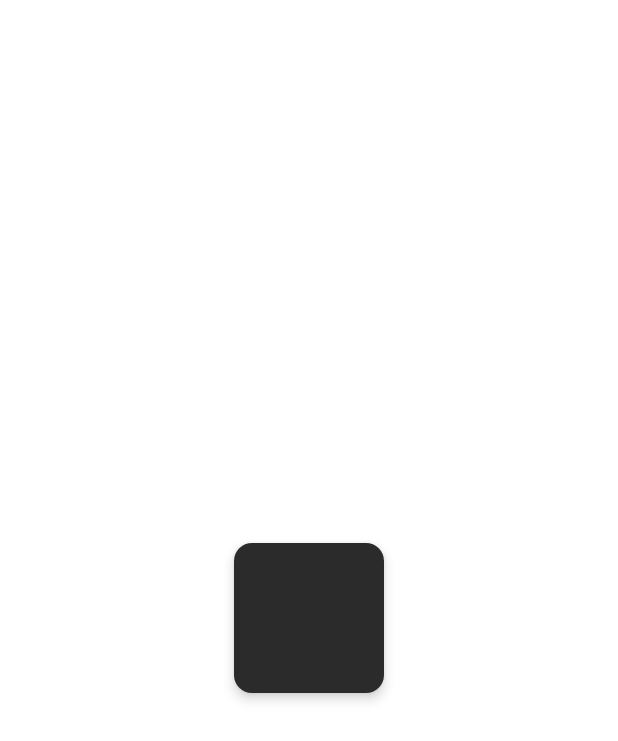
After one commit to NewdealDev1Team/DDUBUCK, an Android app: the layout share_select_item.xml on its own in the app's theme, with its tools: preview values and no code run, on a phone screen of 412 x 824 dp. The commit adds this screen. Shown: the top 741 px of the screen. Run offline under Robolectric (Android 15) with nearby library versions, the light colour scheme and no system bars; Roboto replaces fonts that are not available here.

Commit message:
add share item select feature

```diff
--- a/DDUBUCK/app/build.gradle
+++ b/DDUBUCK/app/build.gradle
@@ -90,6 +90,7 @@ dependencies {
 
     //noinspection GradleCompatible
     //
+
     implementation 'com.burhanrashid52:photoeditor:1.1.1'
     implementation 'com.android.support:design:28.0.0'
     testImplementation 'junit:junit:4.+'
--- a/DDUBUCK/app/src/main/AndroidManifest.xml
+++ b/DDUBUCK/app/src/main/AndroidManifest.xml
@@ -41,7 +41,7 @@
         </activity>
         <activity android:name=".SecondActivity"></activity>
 
-        <activity android:name=".ui.ShareActivity">
+        <activity android:name=".ui.share.ShareActivity">
         </activity>
         <activity android:name=".userinfo.UserInfoBirthdayActivity">
 
--- /dev/null
+++ b/DDUBUCK/app/src/main/res/drawable/share_select_item_rounded.xml
@@ -0,0 +1,10 @@
+<?xml version="1.0" encoding="utf-8"?>
+<shape xmlns:android="http://schemas.android.com/apk/res/android"
+    android:shape="rectangle" android:padding = "10dp">
+    <solid android:color="#2b2b2b" />
+    <corners
+        android:bottomLeftRadius="12dp"
+        android:bottomRightRadius="12dp"
+        android:topLeftRadius="12dp"
+        android:topRightRadius="12dp"/>
+</shape>
--- /dev/null
+++ b/DDUBUCK/app/src/main/res/layout/share_select_item.xml
@@ -0,0 +1,26 @@
+<?xml version="1.0" encoding="utf-8"?>
+<LinearLayout
+    xmlns:android="http://schemas.android.com/apk/res/android"
+    android:background="@drawable/share_select_item_rounded"
+    android:orientation="horizontal"
+    android:elevation="5dp"
+    android:layout_gravity="center"
+    android:layout_marginStart="8dp"
+    android:layout_marginEnd="8dp"
+    android:layout_marginTop="11dp"
+    android:layout_marginBottom="11dp"
+    android:paddingVertical="8dp"
+    android:paddingHorizontal="8dp"
+    android:layout_width="100dp"
+    android:layout_height="100dp">
+
+    <TextView
+        android:id="@+id/share_select_item_bodyTv"
+        android:textColor="@color/white"
+        android:textStyle="bold"
+        android:textAlignment="center"
+        android:gravity="center"
+        android:layout_width="match_parent"
+        android:layout_height="match_parent"/>
+
+</LinearLayout>
```
Also changed, not shown: DDUBUCK/app/src/main/java/com/example/ddubuck/data/API.kt (+6 -11 lines), DDUBUCK/app/src/main/java/com/example/ddubuck/data/RetrofitService.kt (+13 -11 lines), DDUBUCK/app/src/main/java/com/example/ddubuck/data/home/WalkRecord.kt (+20 -2 lines), DDUBUCK/app/src/main/java/com/example/ddubuck/ui/home/HomeMapFragment.kt (+12 -19 lines), DDUBUCK/app/src/main/java/com/example/ddubuck/ui/home/bottomSheet/BottomSheetCompleteFragment.kt (+7 -6 lines), DDUBUCK/app/src/main/java/com/example/ddubuck/ui/share/ShareActivity.kt (renamed from DDUBUCK/app/src/main/java/com/example/ddubuck/ui/ShareActivity.kt, +13 -5 lines), DDUBUCK/app/src/main/java/com/example/ddubuck/ui/share/ShareRVAdapter.kt (added, +38 -0 lines), DDUBUCK/app/src/main/res/layout/activity_share.xml (+19 -4 lines).
